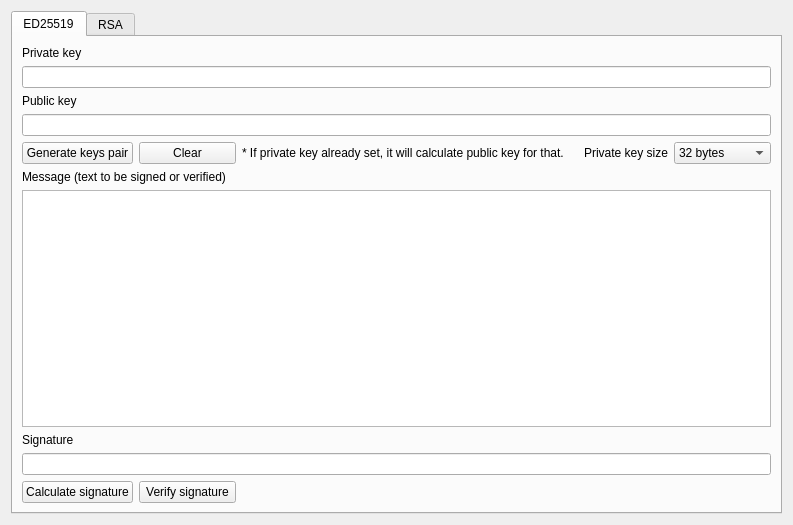
Old version of the form ui/DigitalSignatures/UiDigitalSignatures.ui in the repository caffedrine/CryptoPocketKnife.
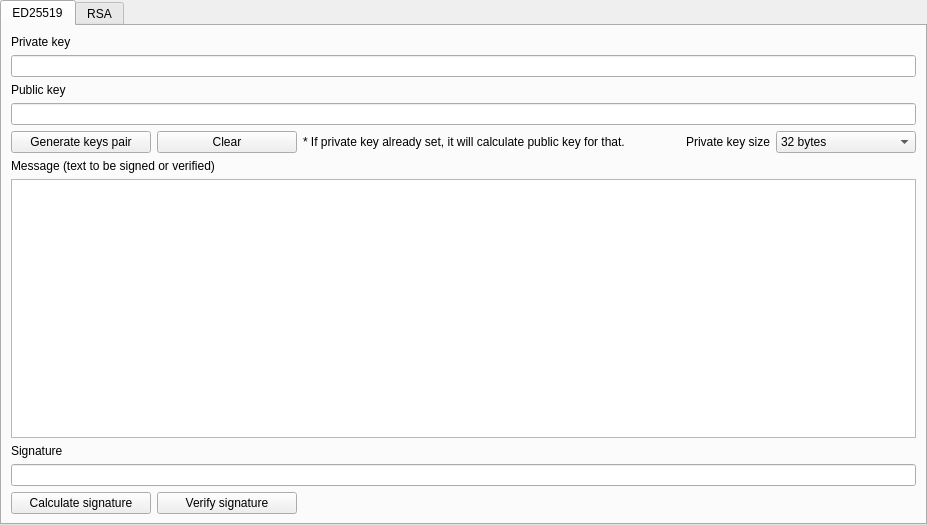
New version of the form.

What changed in the file:
```diff
--- a/ui/DigitalSignatures/UiDigitalSignatures.ui
+++ b/ui/DigitalSignatures/UiDigitalSignatures.ui
@@ -6,7 +6,7 @@
    <rect>
     <x>0</x>
     <y>0</y>
-    <width>793</width>
+    <width>927</width>
     <height>525</height>
    </rect>
   </property>
@@ -14,6 +14,18 @@
    <string>DigitalSignatures</string>
   </property>
   <layout class="QGridLayout" name="gridLayout">
+   <property name="leftMargin">
+    <number>0</number>
+   </property>
+   <property name="topMargin">
+    <number>0</number>
+   </property>
+   <property name="rightMargin">
+    <number>0</number>
+   </property>
+   <property name="bottomMargin">
+    <number>0</number>
+   </property>
    <item row="0" column="0">
     <widget class="QTabWidget" name="tabWidget_Signature">
      <property name="currentIndex">
```
